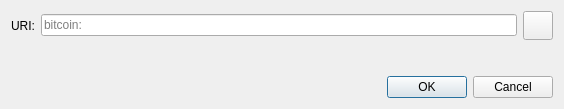
Before: the Qt Designer form src/qt/forms/openuridialog.ui in nicolasspzh/velincoin, drawn with Qt 5.
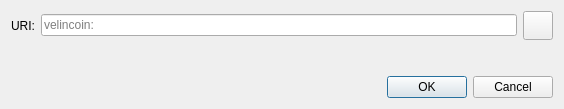
After: the same form once the commit is applied. Icons and pictures are not drawn. Custom widgets are drawn as their Qt base class.

Commit message: Adapt the GUI wallet to Velincoin

Diff of the .ui file:
```diff
--- a/src/qt/forms/openuridialog.ui
+++ b/src/qt/forms/openuridialog.ui
@@ -26,7 +26,7 @@
      <item>
       <widget class="QValidatedLineEdit" name="uriEdit">
        <property name="placeholderText">
-        <string notr="true">bitcoin:</string>
+        <string notr="true">velincoin:</string>
        </property>
       </widget>
      </item>
```
Left out of the diff: 2 changed lines with no effect on the pictures. The commit also changes 26 other files.
